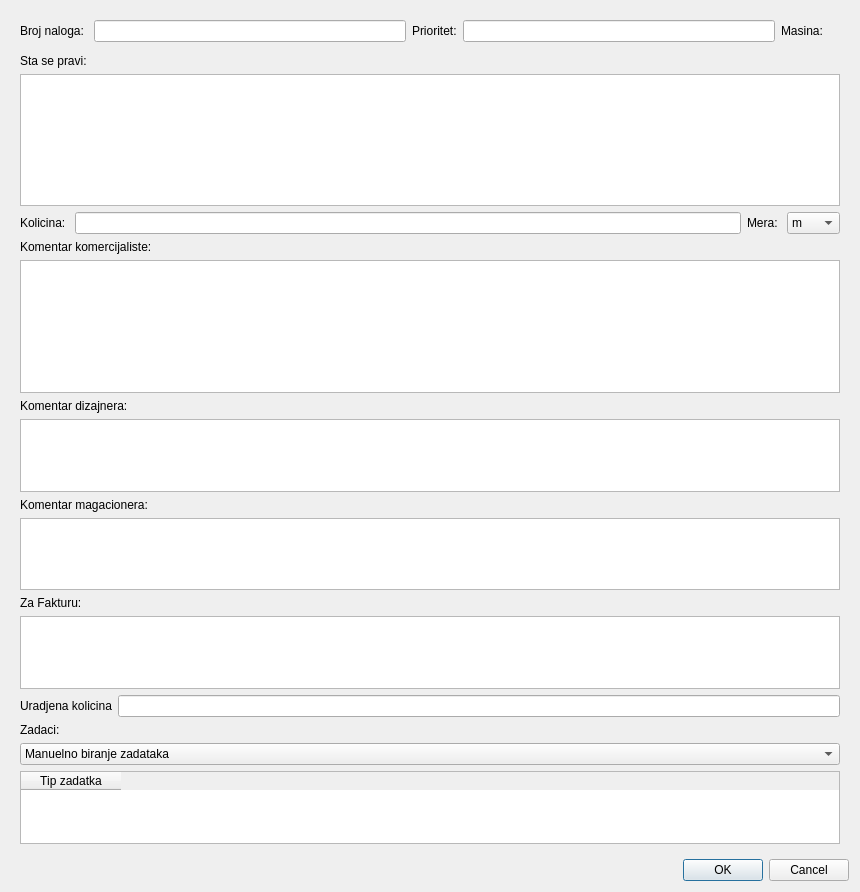
Old version of the form gui/POVI/commanddialog.ui in the repository Loptica23/POVI.
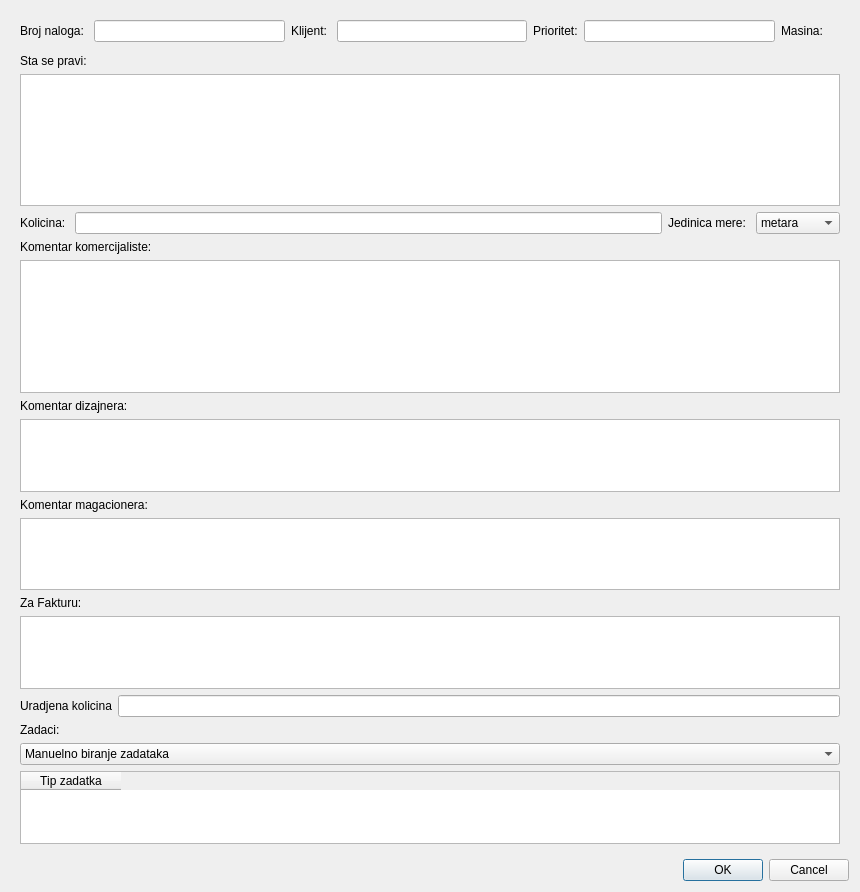
New version of the form.

Commit message: Adding customer name on command dialog;

Diff of the .ui file:
```diff
--- a/gui/POVI/commanddialog.ui
+++ b/gui/POVI/commanddialog.ui
@@ -45,6 +45,16 @@
          <item>
           <widget class="QLineEdit" name="commandNumber"/>
          </item>
+         <item>
+          <widget class="QLabel" name="label_13">
+           <property name="text">
+            <string>Klijent: </string>
+           </property>
+          </widget>
+         </item>
+         <item>
+          <widget class="QLineEdit" name="customer"/>
+         </item>
          <item>
           <widget class="QLabel" name="label_5">
            <property name="text">
@@ -143,7 +153,7 @@
             <item>
              <widget class="QLabel" name="label_12">
               <property name="text">
-               <string>Mera: </string>
+               <string>Jedinica mere: </string>
               </property>
              </widget>
             </item>
@@ -151,17 +161,22 @@
              <widget class="QComboBox" name="comboBox_2">
               <item>
                <property name="text">
-                <string>m</string>
+                <string>metara</string>
                </property>
               </item>
               <item>
                <property name="text">
-                <string>kg</string>
+                <string>kilograma</string>
                </property>
               </item>
               <item>
                <property name="text">
-                <string>kom</string>
+                <string>komada</string>
+               </property>
+              </item>
+              <item>
+               <property name="text">
+                <string>pari</string>
                </property>
               </item>
              </widget>
```
The commit also changes 4 other files.
